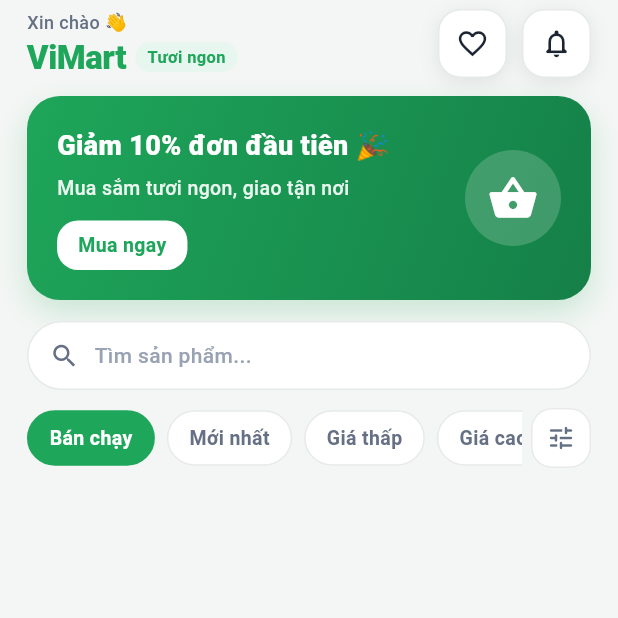
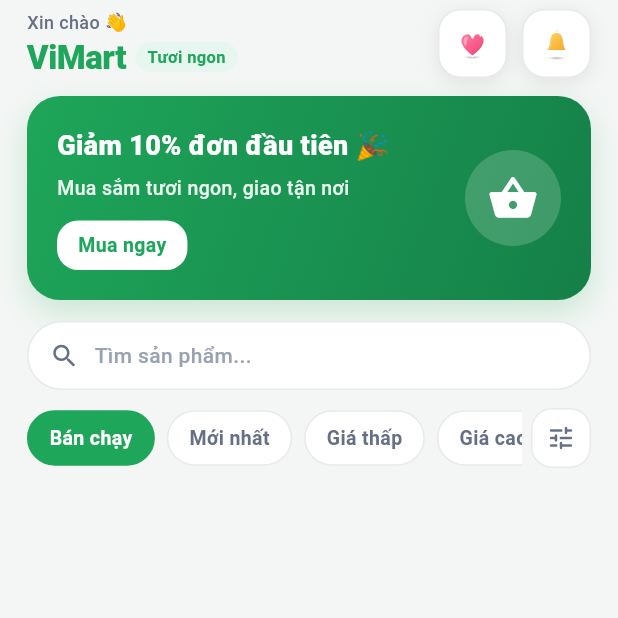
Before and after one commit to kiennhe06/vimart, a Flutter app: the screen it shows after launch, on a phone screen of 412 x 824 dp, the top half of it. Run offline on Flutter 3.47's test engine with Material 3 defaults, Android fonts, the phone set to English and light mode, and no system bars; our stand-ins replace dio, flutter_riverpod, flutter_svg, go_router, image_picker, shared_preferences; network calls fail.

Commit message:
feat(ui): glossy sticker header + flash icons
Header favorite/notification buttons and the Flash Sale bolt now use the
same 3D sticker family (gradient, white die-cut, gloss, soft shadow).
Drop the emoji from the flash-sale title string in favor of the sticker.

Co-Authored-By: Claude Opus 4.8 <noreply@anthropic.com>

```diff
--- a/lib/core/i18n/app_strings.dart
+++ b/lib/core/i18n/app_strings.dart
@@ -63,7 +63,7 @@ class AppStrings {
   String checkoutItems(int n) => _('Thanh toán • $n món', 'Checkout • $n items');
 
   // ---- Flash sale ----
-  String get flashSaleTitle => _('⚡ Flash Sale', '⚡ Flash Sale');
+  String get flashSaleTitle => _('Flash Sale', 'Flash Sale');
   String get flashEndsIn => _('Kết thúc sau', 'Ends in');
   String get flashEnded => _('Đã kết thúc', 'Ended');
   String flashSoldQty(int n) => _('Đã bán $n', '$n sold');
--- a/lib/features/flash/flash_section.dart
+++ b/lib/features/flash/flash_section.dart
@@ -1,5 +1,6 @@
 import 'package:flutter/material.dart';
 import 'package:flutter_riverpod/flutter_riverpod.dart';
+import 'package:flutter_svg/flutter_svg.dart';
 import 'package:go_router/go_router.dart';
 
 import '../../app/design.dart';
@@ -38,6 +39,8 @@ class FlashSaleSection extends ConsumerWidget {
             children: [
               Row(
                 children: [
+                  SvgPicture.asset('assets/icons/ui/bolt.svg', width: 22, height: 22),
+                  const SizedBox(width: 6),
                   Text(s.flashSaleTitle,
                       style: TextStyle(
                           color: context.c.promo, fontWeight: FontWeight.w800, fontSize: 16)),
--- a/lib/features/home/widgets/vimart_header.dart
+++ b/lib/features/home/widgets/vimart_header.dart
@@ -1,6 +1,6 @@
-import 'package:flutter/material.dart' show Icons;
 import 'package:flutter/widgets.dart';
 import 'package:flutter_riverpod/flutter_riverpod.dart';
+import 'package:flutter_svg/flutter_svg.dart';
 import 'package:go_router/go_router.dart';
 
 import '../../../app/design.dart';
@@ -45,13 +45,13 @@ class VimartHeader extends ConsumerWidget {
               ],
             ),
           ),
-          _CircleButton(icon: Icons.favorite_border, onTap: () => context.push('/favorites')),
+          _CircleButton(asset: 'assets/icons/ui/heart.svg', onTap: () => context.push('/favorites')),
           const SizedBox(width: 10),
           Stack(
             clipBehavior: Clip.none,
             children: [
               _CircleButton(
-                icon: Icons.notifications_none_rounded,
+                asset: 'assets/icons/ui/bell.svg',
                 onTap: () => context.push('/notifications'),
               ),
               if (unread > 0)
@@ -83,8 +83,8 @@ class VimartHeader extends ConsumerWidget {
 }
 
 class _CircleButton extends StatelessWidget {
-  const _CircleButton({required this.icon, required this.onTap});
-  final IconData icon;
+  const _CircleButton({required this.asset, required this.onTap});
+  final String asset;
   final VoidCallback onTap;
 
   @override
@@ -94,13 +94,14 @@ class _CircleButton extends StatelessWidget {
       child: Container(
         width: 46,
         height: 46,
+        alignment: Alignment.center,
         decoration: BoxDecoration(
           color: context.c.surface,
           borderRadius: BorderRadius.circular(15),
           border: Border.all(color: context.c.border),
           boxShadow: AppShadow.soft(context.c.shadow),
         ),
-        child: Icon(icon, size: 22, color: context.c.textPrimary),
+        child: SvgPicture.asset(asset, width: 26, height: 26),
       ),
     );
   }
--- a/pubspec.yaml
+++ b/pubspec.yaml
@@ -71,6 +71,7 @@ flutter:
   assets:
     - assets/icons/categories/
     - assets/icons/nav/
+    - assets/icons/ui/
 
   # To add assets to your application, add an assets section, like this:
   # assets:
```
Also changed, not shown: assets/icons/ui/bell.svg (added), assets/icons/ui/bolt.svg (added), assets/icons/ui/heart.svg (added).
